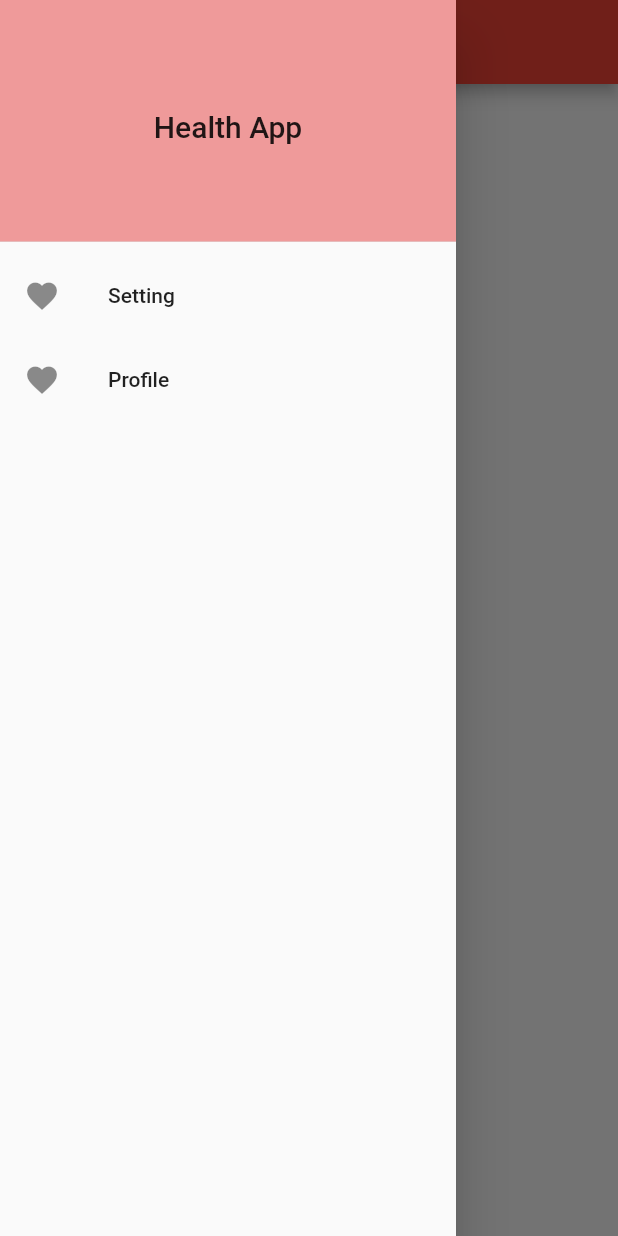
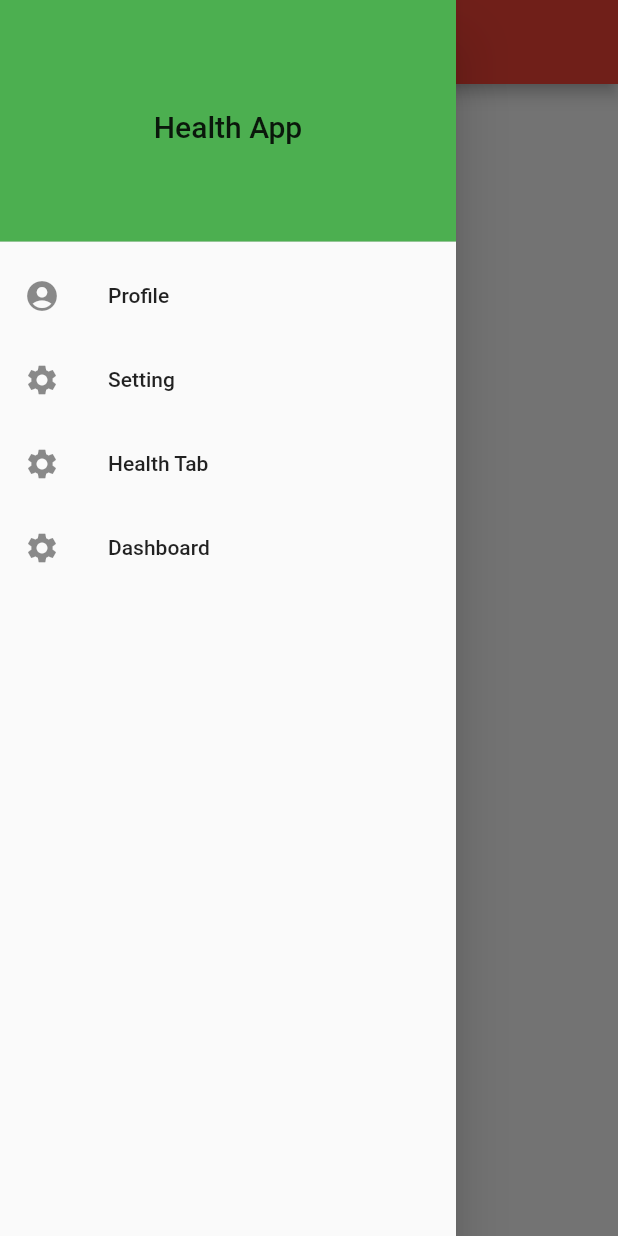
Before and after one commit to bhattirahat/sample_template, a Flutter app: the screen it shows after launch, with the side drawer open, on a phone screen of 412 x 824 dp. Run offline on Flutter 3.47's test engine with Material 2 defaults, Android fonts, the phone set to English and light mode, and no system bars.

Commit message:
Added some other icons

```diff
--- a/lib/main.dart
+++ b/lib/main.dart
@@ -31,13 +31,29 @@ class HomePage extends StatelessWidget {
           title: Text('Sample User Interface'),
           backgroundColor: Colors.red,
         ),
-      drawer: Drawer(
+        drawer: Drawers(),
+        body: Container(
+          child: Center(
+              child: Text(
+            'Welcome to the app',
+            style: TextStyle(fontSize: 20),
+          )),
+        ));
+  }
+}
+
+class Drawers extends StatelessWidget {
+  const Drawers({Key? key}) : super(key: key);
+
+  @override
+  Widget build(BuildContext context) {
+    return Drawer(
       child: ListView(
         padding: EdgeInsets.zero,
         children: <Widget>[
           DrawerHeader(
             decoration: BoxDecoration(
-                color: Colors.red.shade200,
+              color: Colors.green,
             ),
             child: Center(
               child: Text(
@@ -47,9 +63,21 @@ class HomePage extends StatelessWidget {
             ),
           ),
           ListTile(
+            title: Text('Profile'),
+            leading: Icon(
+              Icons.account_circle,
+            ),
+            onTap: () {
+              Navigator.push(
+                context,
+                MaterialPageRoute(builder: (context) => Profile_Page()),
+              );
+            },
+          ),
+          ListTile(
             title: Text('Setting'),
             leading: Icon(
-                Icons.favorite,
+              Icons.settings,
             ),
             onTap: () => Navigator.push(
               context,
@@ -57,17 +85,26 @@ class HomePage extends StatelessWidget {
             ),
           ),
           ListTile(
-              title: Text('Profile'),
+            title: Text('Health Tab'),
             leading: Icon(
-                Icons.favorite,
+              Icons.settings,
             ),
             onTap: () => Navigator.push(
               context,
-                MaterialPageRoute(builder: (context) => Profile_Page()),
+              MaterialPageRoute(builder: (context) => Second_Page()),
             ),
-            )
+          ),
+          ListTile(
+            title: Text('Dashboard'),
+            leading: Icon(
+              Icons.settings,
+            ),
+            onTap: () => Navigator.push(
+              context,
+              MaterialPageRoute(builder: (context) => Second_Page()),
+            ),
+          ),
         ],
-        ),
       ),
     );
   }
--- a/lib/settings.dart
+++ b/lib/settings.dart
@@ -7,15 +7,14 @@ class Second_Page extends StatelessWidget {
   @override
   Widget build(BuildContext context) {
     return Scaffold(
-      backgroundColor: Colors.blue,
+      backgroundColor: Colors.white,
       appBar: AppBar(title: Text('Settings')),
-      body: HomePage(
+      // body: HomePage(
 
-          // child: TextButton(
-          //   style: TextButton.styleFrom(primary: Colors.red),
-          //   child: Text('go back'),
-          //    onPressed: () => Navigator.pop(context),
-          ),
+      // child: TextButton(
+      //   style: TextButton.styleFrom(primary: Colors.red),
+      //   child: Text('go back'),
+      //    onPressed: () => Navigator.pop(context), )
     );
   }
 }
```
Lines whose indentation alone changed are shown as unchanged.
